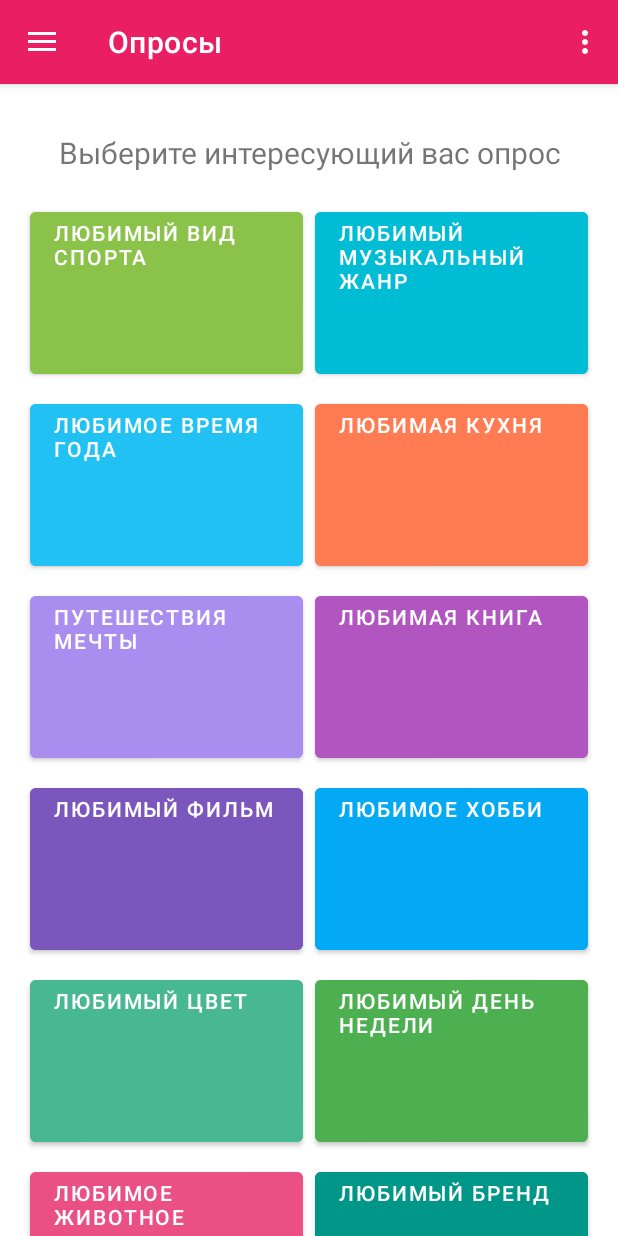
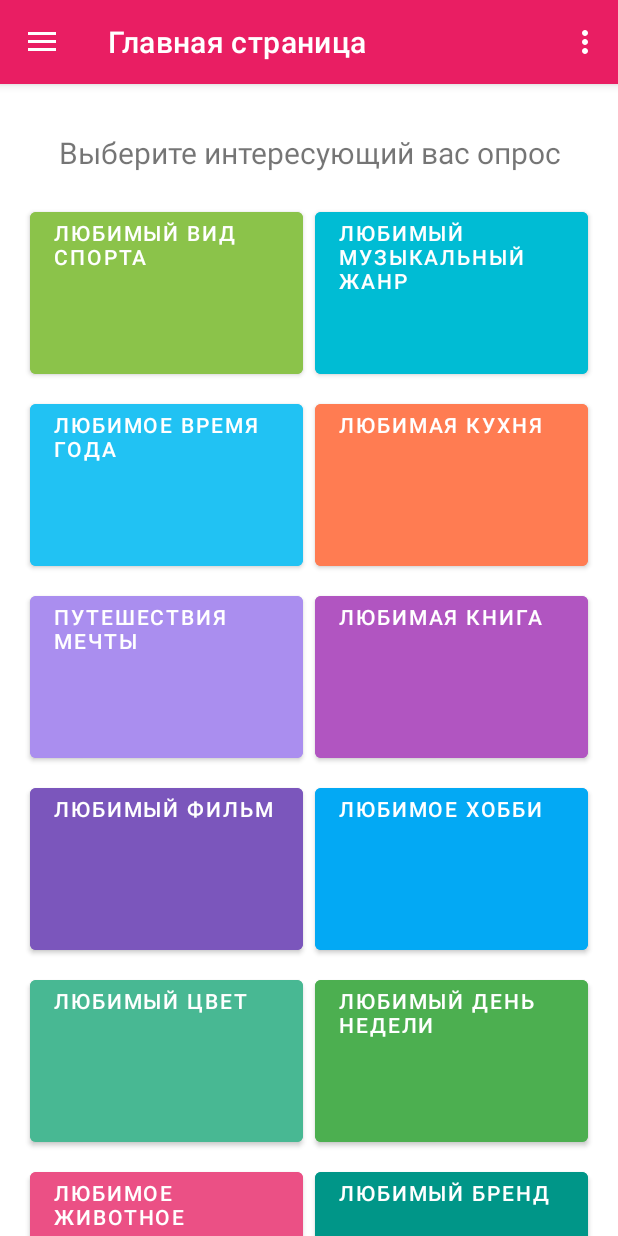
Before and after one commit to 8CloudyCat8/MobileAppSurveys, an Android app built with Jetpack Compose: the MainActivity screen opened directly, with no data from a screen before it, after a tap on "ЛЮБИМЫЙ МУЗЫКАЛЬНЫЙ ЖАНР", on a phone screen of 412 x 824 dp. Run offline under Robolectric (Android 15) with nearby library versions, the phone set to English and light mode, and no system bars; our stand-ins replace navigation-ui; network calls fail.

Commit message:
Исправили баги

```diff
--- a/MyApplication/app/src/main/java/com/cloudycat/cloudyapp/LoginActivity.java
+++ b/MyApplication/app/src/main/java/com/cloudycat/cloudyapp/LoginActivity.java
@@ -55,8 +55,6 @@ public class LoginActivity extends AppCompatActivity {
         TextView login = (TextView) findViewById(R.id.login_email);
         TextView password = (TextView) findViewById(R.id.login_password);
 
-
-
         View.OnClickListener onClickButtonToMain = new View.OnClickListener() {
             @Override
             public void onClick(View view) {
@@ -78,7 +76,6 @@ public class LoginActivity extends AppCompatActivity {
 
         //jsonParams.put("username", "NikitaDolganov@gmail.com");
         //jsonParams.put("password", "NikitaDolganov1");
-
 
     }
     private void sendJsonPostRequest(String login, String password){
--- a/MyApplication/app/src/main/java/com/cloudycat/cloudyapp/ui/home/HomeFragment.java
+++ b/MyApplication/app/src/main/java/com/cloudycat/cloudyapp/ui/home/HomeFragment.java
@@ -28,26 +28,15 @@ public class HomeFragment extends Fragment {
     public void onViewCreated(@NonNull View view, Bundle savedInstanceState) {
         super.onViewCreated(view, savedInstanceState);
 
-        binding.card1.setOnClickListener(new View.OnClickListener() {
-            @Override
-            public void onClick(View view) {
-                Intent intent = new Intent(getActivity(), SecondActivity.class);
-                startActivity(intent);
-            }
+        binding.card1.setOnClickListener(view12 -> {
+            Intent intent = new Intent(getActivity(), SecondActivity.class);
+            startActivity(intent);
         });
 
-        binding.card2.setOnClickListener(new View.OnClickListener() {
-            @Override
-            public void onClick(View view) {
-                MediaPlayer mediaPlayer = MediaPlayer.create(requireContext(), R.raw.click_sound);
-                mediaPlayer.start();
-                mediaPlayer.setOnCompletionListener(new MediaPlayer.OnCompletionListener() {
-                    @Override
-                    public void onCompletion(MediaPlayer mp) {
-                        mediaPlayer.release();
-                    }
-                });
-            }
+        binding.card2.setOnClickListener(view1 -> {
+            MediaPlayer mediaPlayer = MediaPlayer.create(requireContext(), R.raw.click_sound);
+            mediaPlayer.start();
+            mediaPlayer.setOnCompletionListener(mp -> mediaPlayer.release());
         });
     }
 
--- a/MyApplication/app/src/main/res/layout/fragment_gallery.xml
+++ b/MyApplication/app/src/main/res/layout/fragment_gallery.xml
@@ -16,17 +16,17 @@
             android:layout_width="match_parent"
             android:layout_height="wrap_content"
             android:orientation="vertical"
-            app:layout_constraintTop_toBottomOf="@id/text_gallery"
+            app:layout_constraintTop_toTopOf="parent"
             app:layout_constraintStart_toStartOf="parent"
             app:layout_constraintEnd_toEndOf="parent"
-            app:layout_constraintBottom_toBottomOf="parent"/>
+            app:layout_constraintBottom_toTopOf="@id/text_gallery"/>
 
         <TextView
             android:id="@+id/text_gallery"
             android:layout_width="match_parent"
             android:layout_height="wrap_content"
             android:textSize="20sp"
-            app:layout_constraintTop_toTopOf="parent"
+            app:layout_constraintTop_toBottomOf="@id/buttonContainer"
             app:layout_constraintStart_toStartOf="parent"
             app:layout_constraintEnd_toEndOf="parent"
             app:layout_constraintBottom_toBottomOf="parent" />
--- a/MyApplication/app/src/main/res/layout/fragment_home.xml
+++ b/MyApplication/app/src/main/res/layout/fragment_home.xml
@@ -67,7 +67,6 @@
                     android:text="@string/card2_text"
                     android:gravity="top"
                     android:backgroundTint="@color/card2Color"
-
                     />
 
             </LinearLayout>
--- a/MyApplication/app/src/main/res/values/strings.xml
+++ b/MyApplication/app/src/main/res/values/strings.xml
@@ -7,8 +7,8 @@
     <string name="nav_header_desc">Navigation header</string>
     <string name="action_settings">Settings</string>
 
-    <string name="menu_home">Опросы</string>
-    <string name="menu_gallery">Вторая страница</string>
+    <string name="menu_home">Главная страница</string>
+    <string name="menu_gallery">Опросы</string>
     <string name="menu_slideshow">Третья страница</string>
 
     <string name="card1_text">"Любимый вид спорта"</string>
--- a/MyApplication/app/src/main/res/values/themes.xml
+++ b/MyApplication/app/src/main/res/values/themes.xml
@@ -2,7 +2,7 @@
     <!-- Base application theme. -->
     <style name="Theme.MyApplication" parent="Theme.MaterialComponents.DayNight.NoActionBar">
         <!-- Primary brand color. -->
-        <item name="colorPrimary">#A96CFF</item>
+        <item name="colorPrimary">@color/purple_200</item>
         <item name="colorPrimaryVariant">@color/purple_200</item>
         <item name="colorOnPrimary">@color/white</item>
         <!-- Secondary brand color. -->
```
Also changed, not shown: MyApplication/app/src/main/java/com/cloudycat/cloudyapp/SecondActivity.java (+43 -37 lines), MyApplication/app/src/main/java/com/cloudycat/cloudyapp/ui/gallery/GalleryFragment.java (+43 -6 lines), MyApplication/app/src/main/res/layout/activity_second.xml (+9 -10 lines).
